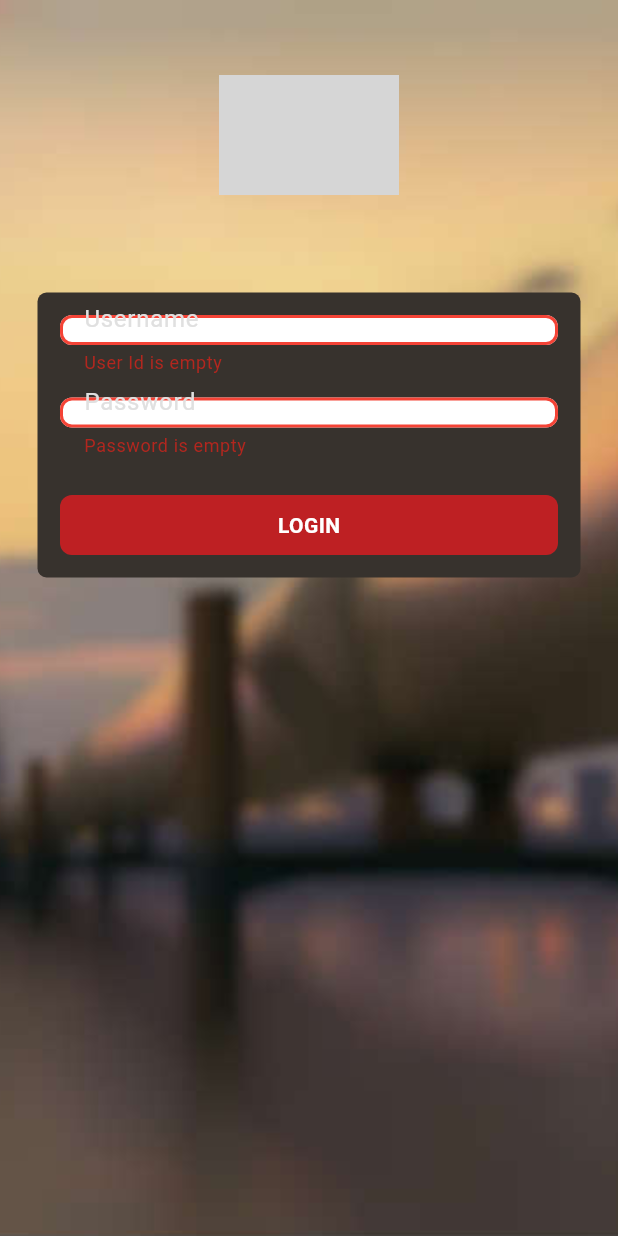
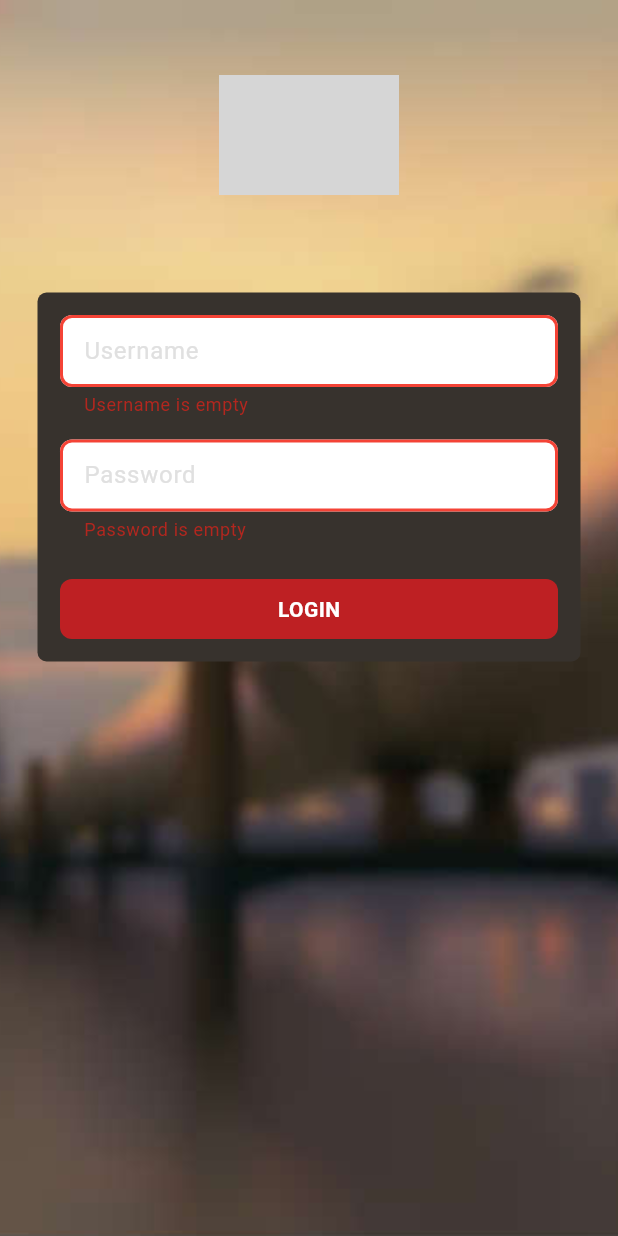
Before and after one commit to gailindia/gail_pipeline, a Flutter app: the screen it shows after launch, after a tap on "LOGIN", on a phone screen of 412 x 824 dp. Run offline on Flutter 3.47's test engine with Material 3 defaults, Android fonts, the phone set to English and light mode, and no system bars; our stand-ins replace connectivity_plus, flutter_secure_storage, get, google_fonts, syncfusion_flutter_charts; network calls fail; grey boxes are pictures that could not be loaded.

Commit message:
bug resolve

```diff
--- a/lib/ui/homeScreen.dart
+++ b/lib/ui/homeScreen.dart
@@ -431,11 +431,13 @@ class _HomescreenState extends State<Homescreen>
                           'c. "Others" includes KMKRPL, CJPL, SNLP, GGS4, Auraiya PL',
                           style: TextStyle(color: Colors.white),
                         ),
+                         SizedBox(height: 10),
                       ],
                     ),
                   ),
                 )
                 : SizedBox.shrink(),
+
               ],
             ),
           );
--- a/lib/ui/login_screen.dart
+++ b/lib/ui/login_screen.dart
@@ -1,5 +1,3 @@
-
-
 import 'dart:async';
 import 'dart:developer';
 
@@ -7,11 +5,10 @@ import 'package:flutter/material.dart';
 import 'package:gail_pipeline/constants/app_constants.dart';
 import 'package:gail_pipeline/controller/login_controller.dart';
 import 'package:gail_pipeline/utils/secure_storage.dart';
+import 'package:gail_pipeline/widgets/dialog.dart';
 import 'package:gail_pipeline/widgets/styles/mytextStyle.dart';
 
 import 'package:get/get.dart';
-
-
 
 class LoginScreen extends StatefulWidget {
   const LoginScreen({super.key});
@@ -27,6 +24,7 @@ class _LoginScreenState extends State<LoginScreen> {
   bool numbervisible = true;
   bool otpvisible = false;
   int secondsRemaining = 45;
+
   bool enableResend = false;
   Timer? timer;
   String? otp = "", roletype = '';
@@ -44,16 +42,18 @@ class _LoginScreenState extends State<LoginScreen> {
   }
 
   Future<void> fetchSecureStorageData() async {
-loginController.userIDController.text = await LocalStorage.getUserName() ?? "";
-loginController.passwordController.text = await LocalStorage.getPassWord() ?? "";
- if (loginController.userIDController.text.isNotEmpty && loginController.passwordController.text.isNotEmpty) {
+    loginController.userIDController.text =
+        await LocalStorage.getUserName() ?? "";
+    loginController.passwordController.text =
+        await LocalStorage.getPassWord() ?? "";
+    if (loginController.userIDController.text.isNotEmpty &&
+        loginController.passwordController.text.isNotEmpty) {
       loginController.loginUser();
     }
   }
 
   @override
   Widget build(BuildContext context) {
-    // fetchSecureStorageData();
     return SafeArea(
       child: Container(
         decoration: BoxDecoration(
@@ -85,9 +85,7 @@ loginController.passwordController.text = await LocalStorage.getPassWord() ?? ""
                     ),
                     child: Column(
                       children: [
-                        SizedBox(
-                          height: 40,
-                          child: TextFormField(
+                        TextFormField(
                           minLines: 1,
                           autocorrect: false,
                           keyboardType: TextInputType.multiline,
@@ -95,8 +93,8 @@ loginController.passwordController.text = await LocalStorage.getPassWord() ?? ""
                           textCapitalization: TextCapitalization.sentences,
                           maxLength: 30,
                           validator: (value) {
-                              if (value!.isEmpty) {
-                                return 'User Id is empty';
+                            if (value == null || value.trim().isEmpty) {
+                              return 'Username is empty';
                             }
                             return null;
                           },
@@ -114,7 +112,10 @@ loginController.passwordController.text = await LocalStorage.getPassWord() ?? ""
                             hintText: "Username",
                             hintStyle: txtStylegrey,
                             // prefixIcon: Icon(Icons.person_outline_rounded),
-                              contentPadding: const EdgeInsets.all(12),
+                            contentPadding: EdgeInsets.symmetric(
+                              vertical: 10,
+                              horizontal: 12,
+                            ),
                             enabledBorder: OutlineInputBorder(
                               borderSide: const BorderSide(
                                 width: 1,
@@ -130,11 +131,8 @@ loginController.passwordController.text = await LocalStorage.getPassWord() ?? ""
                             ),
                           ),
                         ),
-                        ),
                         SizedBox(height: 15),
-                        SizedBox(
-                          height: 40,
-                          child: TextFormField(
+                        TextFormField(
                           minLines: 1,
                           autocorrect: false,
                           obscureText: true,
@@ -144,7 +142,7 @@ loginController.passwordController.text = await LocalStorage.getPassWord() ?? ""
                           maxLength: 20,
                           // maxLengthEnforcement: MaxLengthEnforcement.enforced,
                           validator: (value) {
-                              if (value!.isEmpty) {
+                            if (value == null || value.trim().isEmpty) {
                               return 'Password is empty';
                             }
                             return null;
@@ -163,7 +161,10 @@ loginController.passwordController.text = await LocalStorage.getPassWord() ?? ""
                             hintText: "Password",
                             hintStyle: txtStylegrey,
                             //  prefixIcon: Icon(Icons.person_outline_rounded),
-                              contentPadding: const EdgeInsets.all(12),
+                            contentPadding: EdgeInsets.symmetric(
+                              vertical: 10,
+                              horizontal: 12,
+                            ),
                             enabledBorder: OutlineInputBorder(
                               borderSide: const BorderSide(
                                 width: 1,
@@ -179,7 +180,6 @@ loginController.passwordController.text = await LocalStorage.getPassWord() ?? ""
                             ),
                           ),
                         ),
-                        ),
 
                         SizedBox(height: 25),
                         InkWell(
@@ -190,6 +190,27 @@ loginController.passwordController.text = await LocalStorage.getPassWord() ?? ""
 
                               loginController.loginUser();
                             }
+                            // final userId =
+                            //     loginController.userIDController.text.trim();
+                            // final password =
+                            //     loginController.passwordController.text.trim();
+
+                            // if (userId.isEmpty) {
+                            //   showToastMessage(
+                            //     title: "Error",
+                            //     message: "User Id is empty",
+                            //   );
+                            //   return;
+                            // }
+                            // if (password.isEmpty) {
+                            //   showToastMessage(
+                            //     title: "Error",
+                            //     message: "Password is empty",
+                            //   );
+                            //   return;
+                            // }
+                            // log("call login");
+                            // loginController.loginUser();
                           },
 
                           child: Container(
--- a/lib/widgets/dialog.dart
+++ b/lib/widgets/dialog.dart
@@ -39,5 +39,5 @@ class DialogUtils {
   }
 }
 showToastMessage({required String title, required String message}) {
-  Get.snackbar(title, message, duration: const Duration(seconds: 20),colorText: Color(0xffFF001A));
+  Get.snackbar(title, message, duration: const Duration(seconds: 3),colorText: Color(0xffFF001A));
 }
```
Also changed, not shown: lib/ui/table_dataScreen.dart (+11 -24 lines). Lines whose indentation alone changed are shown as unchanged.
